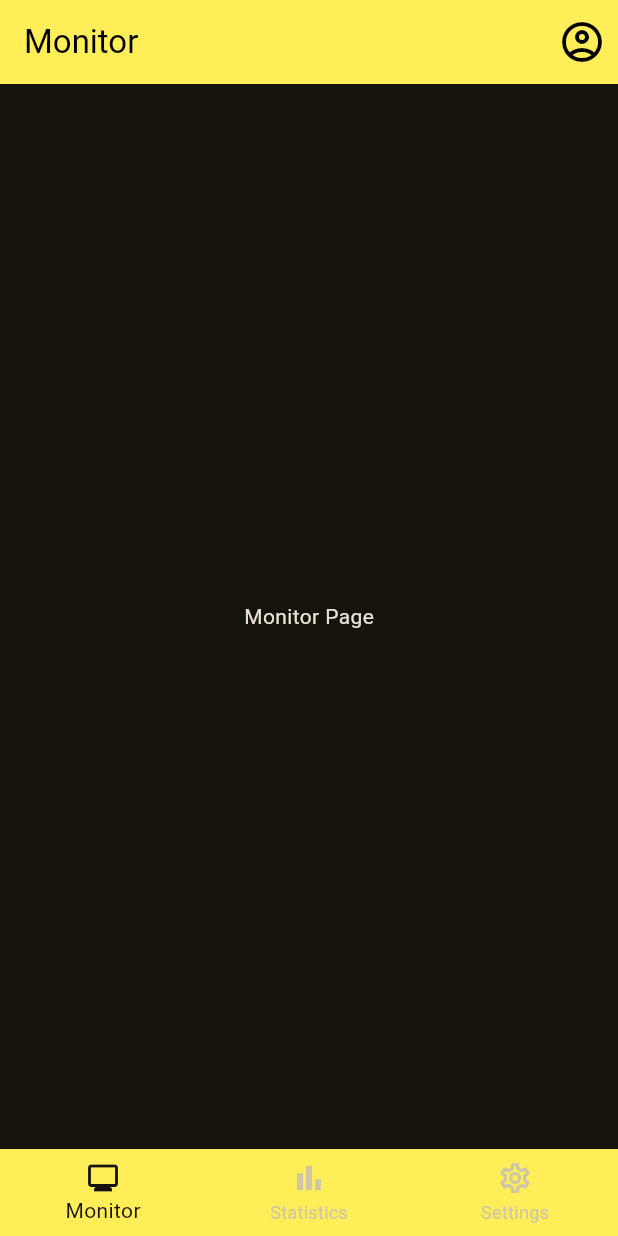
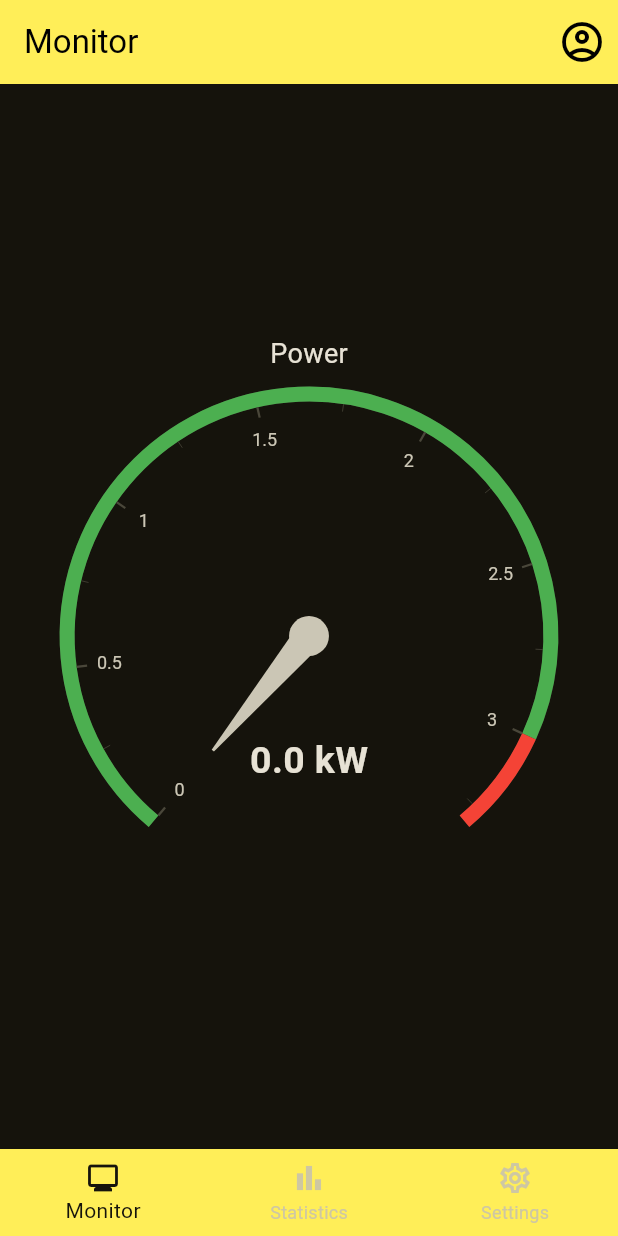
Before and after one commit to gab-25/todos_app, a Flutter app: the screen it shows once a user with an empty profile is signed in, on a phone screen of 412 x 824 dp. Run offline on Flutter 3.47's test engine with Material 3 defaults, Android fonts, the phone set to English and light mode, and no system bars; drawn by our look-alikes of syncfusion_flutter_gauges; our stand-ins replace cloud_firestore, equatable, firebase_auth, firebase_core, firebase_database, firebase_messaging and 1 more; accounts and stored records are empty; generated files the repository leaves out were written again.

Commit message:
Monitor page (#2)

```diff
--- /dev/null
+++ b/lib/blocs/monitor/monitor_bloc.dart
@@ -0,0 +1,27 @@
+import 'package:energy_monitor_app/repositories/auth_repository.dart';
+import 'package:energy_monitor_app/repositories/db_repository.dart';
+import 'package:equatable/equatable.dart';
+import 'package:flutter_bloc/flutter_bloc.dart';
+
+part 'monitor_event.dart';
+part 'monitor_state.dart';
+
+class MonitorBloc extends Bloc<MonitorEvent, MonitorState> {
+  MonitorBloc(this._authRepository, this._dbRepository) : super(const MonitorState()) {
+    on<MonitorPowerChanged>(_onMonitorPowerChanged);
+  }
+
+  final AuthRepository _authRepository;
+  final DbRepository _dbRepository;
+
+  Future<void> _onMonitorPowerChanged(MonitorPowerChanged event, Emitter<MonitorState> emit) {
+    return emit.onEach(
+      _dbRepository.getStates(_authRepository.currentUser!.uid),
+      onData: (states) {
+        final power = double.parse((states.power / 1000).toStringAsFixed(2));
+        emit(state.copyWith(power: power));
+      },
+      onError: addError,
+    );
+  }
+}
--- /dev/null
+++ b/lib/blocs/monitor/monitor_event.dart
@@ -0,0 +1,9 @@
+part of 'monitor_bloc.dart';
+
+sealed class MonitorEvent {
+  const MonitorEvent();
+}
+
+final class MonitorPowerChanged extends MonitorEvent {
+  const MonitorPowerChanged();
+}
--- /dev/null
+++ b/lib/blocs/monitor/monitor_state.dart
@@ -0,0 +1,16 @@
+part of 'monitor_bloc.dart';
+
+class MonitorState extends Equatable {
+  const MonitorState({this.power = 0});
+
+  final double power;
+
+  @override
+  List<Object?> get props => [power];
+
+  MonitorState copyWith({double? power}) {
+    return MonitorState(
+      power: power ?? this.power,
+    );
+  }
+}
--- a/lib/models/user_states.dart
+++ b/lib/models/user_states.dart
@@ -1,11 +1,13 @@
 class UserStates {
-  UserStates({required this.shellyCloudConnected});
+  UserStates({required this.shellyCloudConnected, this.power = 0});
 
   final bool shellyCloudConnected;
+  final double power;
 
   factory UserStates.fromJson(Map<dynamic, dynamic> json) {
     return UserStates(
       shellyCloudConnected: json['shelly_cloud_connected'] ?? false,
+      power: json['power'] ?? 0,
     );
   }
 }
--- a/lib/ui/components/monitor_tab.dart
+++ b/lib/ui/components/monitor_tab.dart
@@ -1,12 +1,63 @@
+import 'package:energy_monitor_app/blocs/monitor/monitor_bloc.dart';
+import 'package:energy_monitor_app/repositories/auth_repository.dart';
+import 'package:energy_monitor_app/repositories/db_repository.dart';
 import 'package:flutter/material.dart';
+import 'package:flutter_bloc/flutter_bloc.dart';
+import 'package:syncfusion_flutter_gauges/gauges.dart';
 
 class MonitorTab extends StatelessWidget {
   const MonitorTab({super.key});
 
   @override
   Widget build(BuildContext context) {
-    return const Center(
-      child: Text('Monitor Page'),
+    return BlocProvider(
+      create: (context) =>
+          MonitorBloc(context.read<AuthRepository>(), context.read<DbRepository>())..add(const MonitorPowerChanged()),
+      child: Padding(
+        padding: const EdgeInsets.all(20),
+        child: BlocBuilder<MonitorBloc, MonitorState>(
+          builder: (context, state) => Column(
+            mainAxisAlignment: MainAxisAlignment.center,
+            children: [
+              const Text('Power', style: TextStyle(fontSize: 18)),
+              SfRadialGauge(
+                axes: <RadialAxis>[
+                  RadialAxis(
+                    minimum: 0,
+                    maximum: 3.3,
+                    ranges: <GaugeRange>[
+                      GaugeRange(
+                        startValue: 0,
+                        endValue: 3,
+                        color: Colors.green,
+                      ),
+                      GaugeRange(
+                        startValue: 3,
+                        endValue: 3.3,
+                        color: Colors.red,
+                      ),
+                    ],
+                    pointers: <GaugePointer>[
+                      NeedlePointer(value: state.power),
+                    ],
+                    annotations: <GaugeAnnotation>[
+                      GaugeAnnotation(
+                        widget: Text('${state.power} kW',
+                            style: const TextStyle(
+                              fontSize: 25,
+                              fontWeight: FontWeight.bold,
+                            )),
+                        angle: 90,
+                        positionFactor: 0.5,
+                      )
+                    ],
+                  ),
+                ],
+              ),
+            ],
+          ),
+        ),
+      ),
     );
   }
 }
--- a/pubspec.yaml
+++ b/pubspec.yaml
@@ -40,11 +40,12 @@ dependencies:
   firebase_messaging: ^15.2.3
   firebase_database: ^11.3.4
   cloud_firestore: ^5.6.4
-  fl_chart: ^0.70.2
   flutter_bloc: ^9.0.0
   equatable: ^2.0.7
   http: ^1.3.0
   crypto: ^3.0.6
+  fl_chart: ^0.69.2
+  syncfusion_flutter_gauges: ^27.2.5
 
 dev_dependencies:
   flutter_test:
```
Also changed, not shown: lib/blocs/app/app_bloc.dart (+3 -12 lines), lib/cubits/profile/profile_cubit.dart (+4 -27 lines), lib/repositories/db_repository.dart (+8 -1 lines), lib/services/shelly_cloud_service.dart (added, +36 -0 lines).
